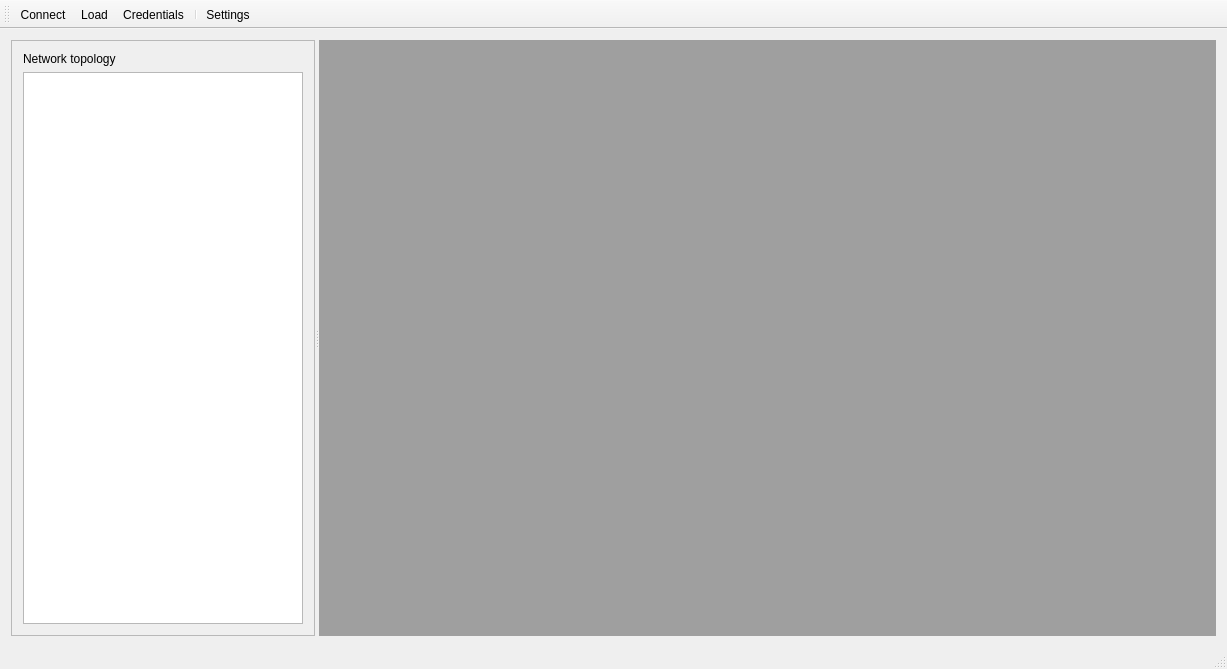
TarlogicSecurity/PLCTool, file Forms/MainWindow.ui: the form before one commit.
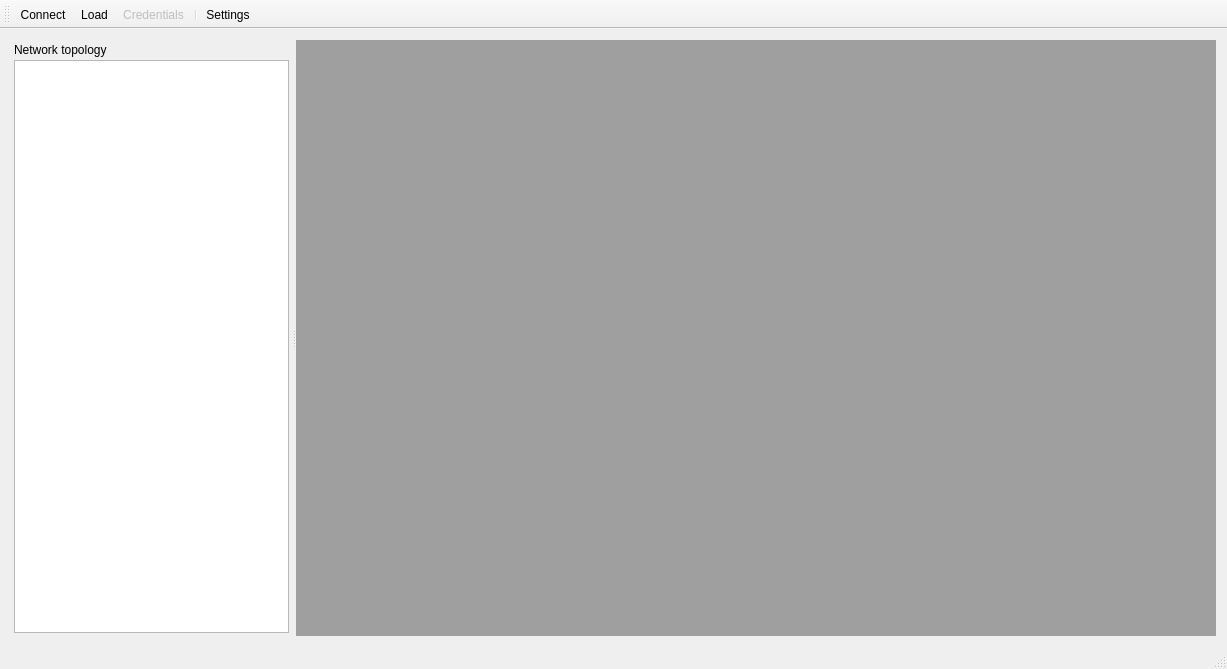
The form after the commit. Icons and pictures are not drawn.

What changed in the file:
```diff
--- a/Forms/MainWindow.ui
+++ b/Forms/MainWindow.ui
@@ -22,12 +22,27 @@
       </property>
       <widget class="QFrame" name="frame">
        <property name="frameShape">
-        <enum>QFrame::StyledPanel</enum>
+        <enum>QFrame::NoFrame</enum>
        </property>
        <property name="frameShadow">
         <enum>QFrame::Raised</enum>
        </property>
        <layout class="QGridLayout" name="gridLayout">
+        <property name="leftMargin">
+         <number>3</number>
+        </property>
+        <property name="topMargin">
+         <number>3</number>
+        </property>
+        <property name="rightMargin">
+         <number>3</number>
+        </property>
+        <property name="bottomMargin">
+         <number>3</number>
+        </property>
+        <property name="spacing">
+         <number>3</number>
+        </property>
         <item row="0" column="0">
          <widget class="QLabel" name="label">
           <property name="minimumSize">
@@ -74,6 +89,9 @@
    </property>
   </widget>
   <widget class="QToolBar" name="mainToolBar">
+   <property name="toolButtonStyle">
+    <enum>Qt::ToolButtonTextUnderIcon</enum>
+   </property>
    <attribute name="toolBarArea">
     <enum>TopToolBarArea</enum>
    </attribute>
@@ -96,11 +114,25 @@
    </property>
   </action>
   <action name="actionSettings">
+   <property name="enabled">
+    <bool>true</bool>
+   </property>
+   <property name="icon">
+    <iconset resource="../icons.qrc">
+     <normaloff>:/Icons/configure.png</normaloff>:/Icons/configure.png</iconset>
+   </property>
    <property name="text">
     <string>Settings</string>
    </property>
   </action>
   <action name="actionCredentials">
+   <property name="enabled">
+    <bool>false</bool>
+   </property>
+   <property name="icon">
+    <iconset resource="../icons.qrc">
+     <normaloff>:/Icons/history.png</normaloff>:/Icons/history.png</iconset>
+   </property>
    <property name="text">
     <string>Credentials</string>
    </property>
```
Left out of the diff: 14 changed lines with no effect on the pictures.
